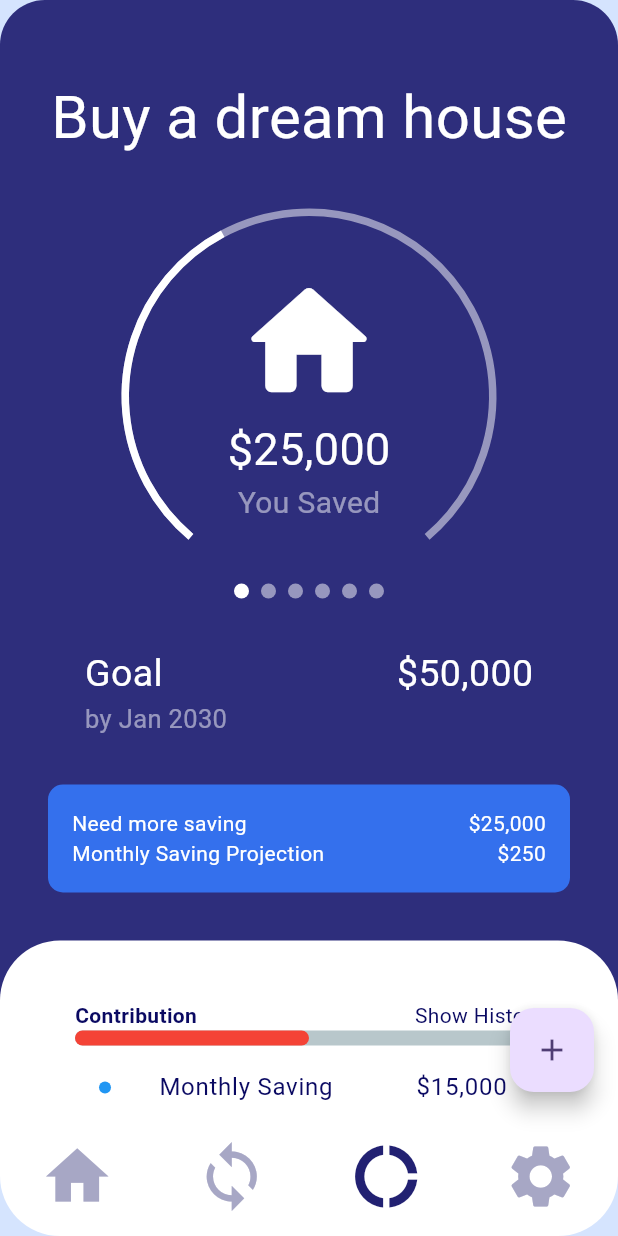
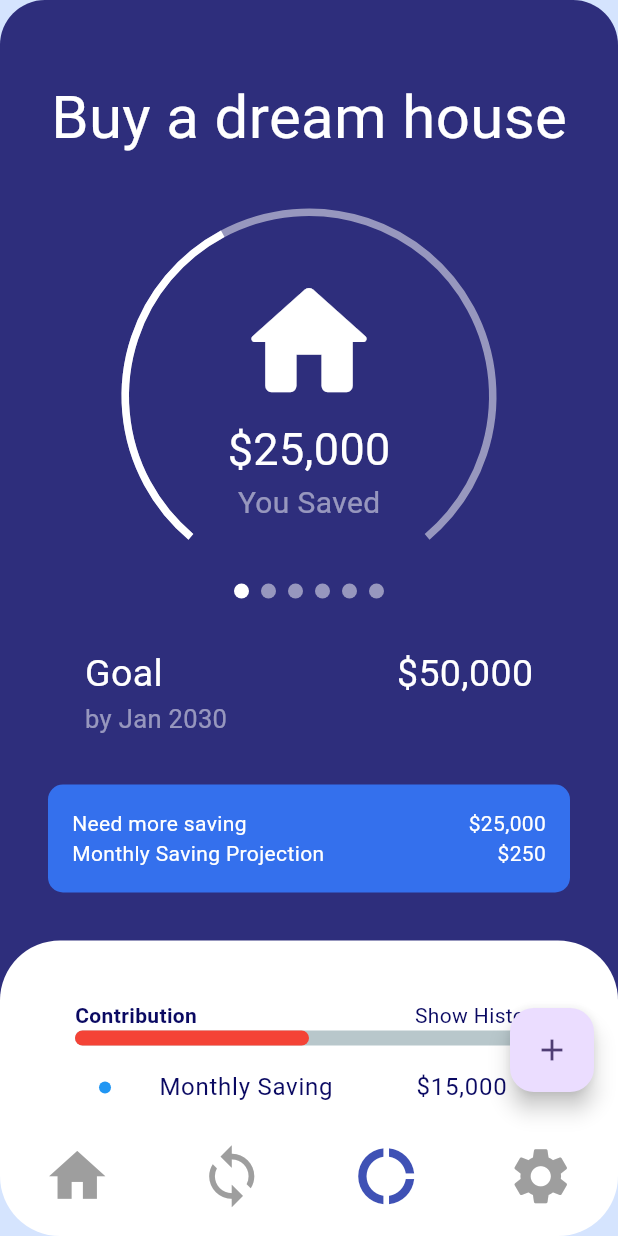
Before and after one commit to MohammedMubashirKhan/BudgetTracker, a Flutter app: the screen it shows after launch, on a phone screen of 412 x 824 dp. Run offline on Flutter 3.47's test engine with Material 2 defaults, Android fonts, the phone set to English and light mode, and no system bars; drawn by our look-alikes of percent_indicator, smooth_page_indicator; our stand-ins replace firebase_core, get; accounts and stored records are empty.

Commit message:
NavigationBar theme is add in main function

```diff
--- a/lib/app/modules/home/views/home_view.dart
+++ b/lib/app/modules/home/views/home_view.dart
@@ -12,7 +12,8 @@ class HomeView extends GetView<HomeController> {
   const HomeView({Key? key}) : super(key: key);
   @override
   Widget build(BuildContext context) {
-    return Scaffold(
+    return SafeArea(
+      child: Scaffold(
         backgroundColor: const Color.fromRGBO(213, 228, 254, 1),
         body: SingleChildScrollView(
           child: ClipRRect(
@@ -30,7 +31,8 @@ class HomeView extends GetView<HomeController> {
                   const Row(
                     mainAxisAlignment: MainAxisAlignment.center,
                     children: [
-                    Text('Buy a dream house', style: TextStyle(fontSize: 40.0)),
+                      Text('Buy a dream house',
+                          style: TextStyle(fontSize: 40.0)),
                     ],
                   ),
                   // Goal Progress
@@ -66,8 +68,8 @@ class HomeView extends GetView<HomeController> {
                             ),
                             Text(
                               "Show History",
-                            style:
-                                TextStyle(color: Color.fromRGBO(10, 9, 98, 1)),
+                              style: TextStyle(
+                                  color: Color.fromRGBO(10, 9, 98, 1)),
                             )
                           ],
                         ),
@@ -88,7 +90,8 @@ class HomeView extends GetView<HomeController> {
                                 radius: 4.0, // Customize the dot size
                               ),
                               title: Row(
-                              mainAxisAlignment: MainAxisAlignment.spaceBetween,
+                                mainAxisAlignment:
+                                    MainAxisAlignment.spaceBetween,
                                 children: [
                                   Text(
                                     "Monthly Saving",
@@ -110,7 +113,8 @@ class HomeView extends GetView<HomeController> {
                                 radius: 4.0, // Customize the dot size
                               ),
                               title: Row(
-                              mainAxisAlignment: MainAxisAlignment.spaceBetween,
+                                mainAxisAlignment:
+                                    MainAxisAlignment.spaceBetween,
                                 children: [
                                   Text(
                                     "Something Else",
@@ -144,6 +148,7 @@ class HomeView extends GetView<HomeController> {
           tooltip: 'Increment',
           child: const Icon(Icons.add),
         ), // This trailing comma makes auto-formatting nicer for build methods.
+      ),
     );
   }
 }
--- a/lib/app/modules/home/widgets/custom_bottom_navigation_bar.dart
+++ b/lib/app/modules/home/widgets/custom_bottom_navigation_bar.dart
@@ -7,30 +7,48 @@ class CustomBottomNavigationBar extends StatelessWidget {
   Widget build(BuildContext context) {
     return ClipRRect(
       borderRadius: const BorderRadius.only(
-          bottomLeft: Radius.circular(40), bottomRight: Radius.circular(40)),
+        bottomLeft: Radius.circular(40),
+        bottomRight: Radius.circular(40),
+      ),
       child: NavigationBar(
-        selectedIndex: 1,
-        backgroundColor: Colors.white,
+        selectedIndex: 2,
+        labelBehavior: NavigationDestinationLabelBehavior.alwaysHide,
         destinations: const [
-          Icon(
-            Icons.home,
-            size: 50,
-            color: Color.fromRGBO(167, 167, 197, 1),
+          NavigationDestination(
+            icon: Icon(
+              Icons.home,
+            ),
+            label: "home",
+            selectedIcon: Icon(
+              Icons.home,
+            ),
           ),
-          Icon(
-            Icons.sync,
-            size: 50,
-            color: Color.fromRGBO(167, 167, 197, 1),
+          NavigationDestination(
+            icon: Icon(
+              Icons.sync,
+            ),
+            label: "sync",
+            selectedIcon: Icon(
+              Icons.sync,
+            ),
           ),
-          Icon(
-            Icons.donut_large_sharp,
-            size: 50,
-            color: Color.fromRGBO(34, 33, 114, 1),
+          NavigationDestination(
+            icon: Icon(
+              Icons.donut_large_sharp,
+            ),
+            label: "donut_large_sharp",
+            selectedIcon: Icon(
+              Icons.donut_large_sharp,
+            ),
           ),
-          Icon(
-            Icons.settings,
-            size: 50,
-            color: Color.fromRGBO(167, 167, 197, 1),
+          NavigationDestination(
+            icon: Icon(
+              Icons.settings,
+            ),
+            label: "settings",
+            selectedIcon: Icon(
+              Icons.settings,
+            ),
           ),
         ],
       ),
--- a/lib/main.dart
+++ b/lib/main.dart
@@ -43,6 +43,28 @@ class MyApp extends StatelessWidget {
         iconTheme:
             const IconThemeData(color: Colors.white), // Default icon color
         listTileTheme: const ListTileThemeData(textColor: Colors.white),
+        navigationBarTheme: NavigationBarThemeData(
+          labelBehavior: NavigationDestinationLabelBehavior.alwaysHide,
+          backgroundColor: Colors.white,
+          surfaceTintColor: Colors.white,
+          indicatorColor: Colors.transparent,
+          iconTheme: MaterialStateProperty.resolveWith<IconThemeData?>(
+            (Set<MaterialState> states) {
+              // Define different IconThemeData based on different states
+              if (states.contains(MaterialState.selected)) {
+                return const IconThemeData(
+                  size: 45.0, // Set the size of the selected icons
+                  color: Colors.indigo, // Set the color of the selected icons
+                );
+              } else {
+                return const IconThemeData(
+                  size: 45.0, // Set the size of the unselected icons
+                  color: Colors.grey, // Set the color of the unselected icons
+                );
+              }
+            },
+          ),
+        ),
       ),
       initialRoute: AppPages.INITIAL,
       getPages: AppPages.routes,
```
Lines whose indentation alone changed are shown as unchanged.
